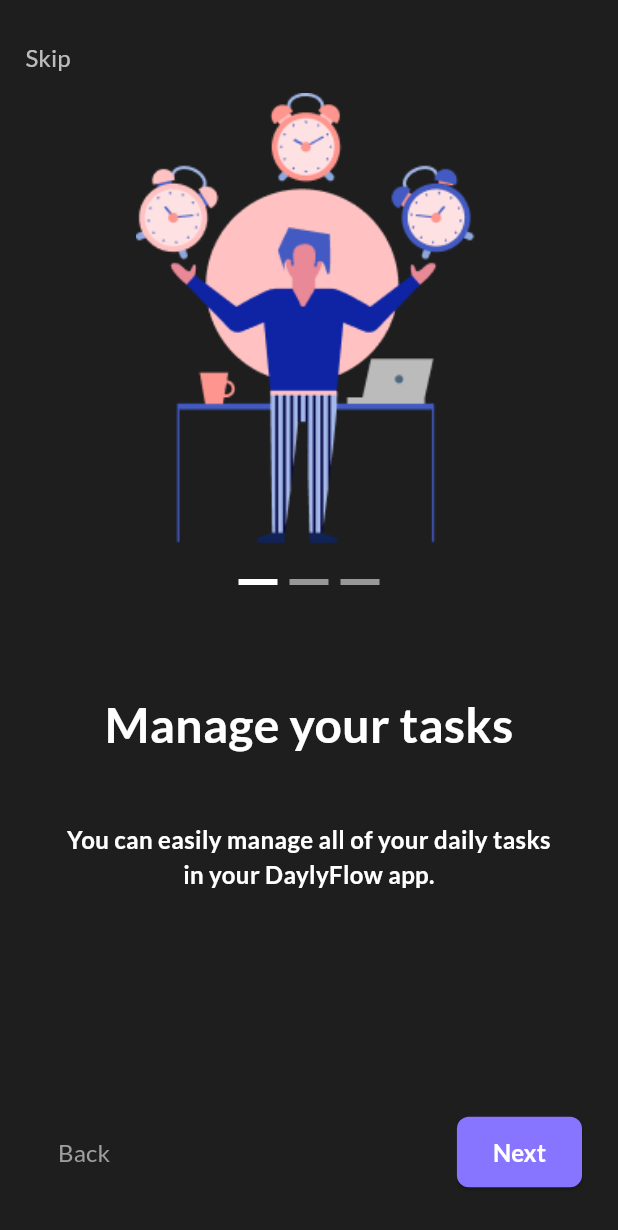
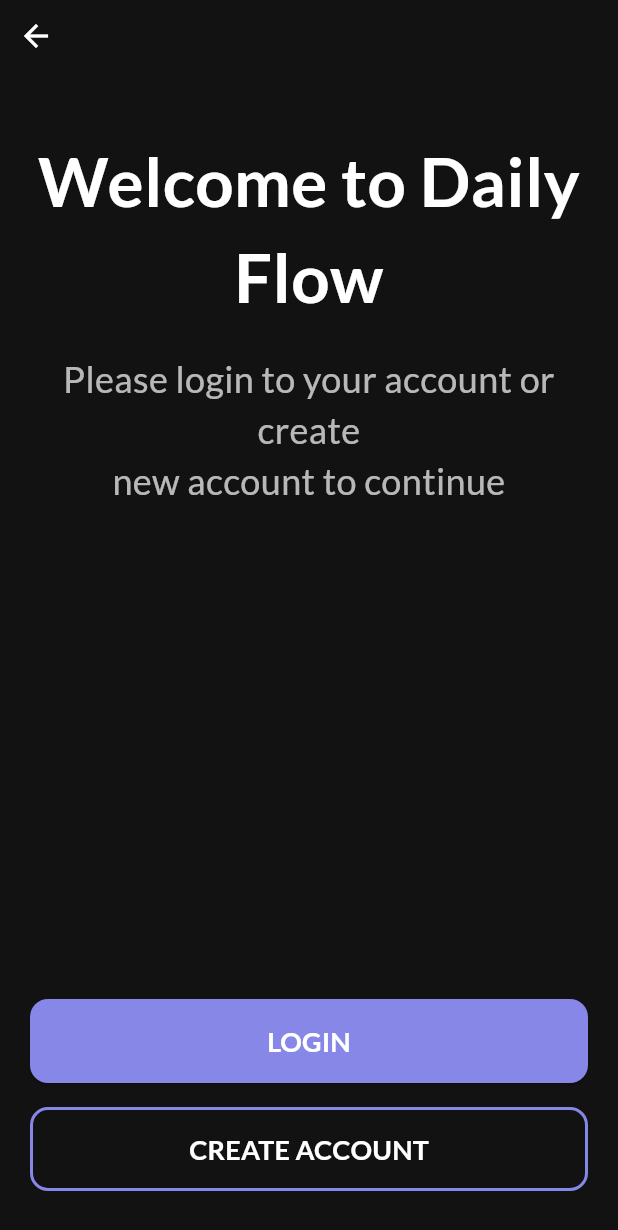
Before and after one commit to hieuvolaptrinh/DailyFlow-Flutter, a Flutter app: the OnboardingPageView screen opened directly, after a tap on "Skip", on a phone screen of 412 x 824 dp. Shown: the top 1230 px of the screen. Run offline on Flutter 3.47's test engine with Material 3 defaults, Android fonts, the phone set to English and light mode, and no system bars; our stand-ins replace shared_preferences; accounts and stored records are empty.

Commit message:
Implement onboarding flow and welcome page; update navigation logic and add splash screen functionality

```diff
--- a/lib/main.dart
+++ b/lib/main.dart
@@ -1,5 +1,6 @@
 import 'package:dailyflow/ui/main/main_page.dart';
 import 'package:dailyflow/ui/onboarding/onboarding_page_view.dart';
+import 'package:dailyflow/ui/welcome/welcome_page.dart';
 import 'package:flutter/material.dart';
 import 'package:dailyflow/ui/splash/splash.dart';
 
@@ -20,8 +21,9 @@ class MyApp extends StatelessWidget {
         ),
         fontFamily: "Lato",
       ),
-      // home: SafeArea(child: OnboardingPageView()),
-      home: SafeArea(child: MainPage()),
+      home: SafeArea(child: SplashScreen()),
+      // home: SafeArea(child: MainPage()),
+      // home: SafeArea(child: WelcomePage()),
     );
   }
 }
--- a/lib/ui/onboarding/onboarding_child_page.dart
+++ b/lib/ui/onboarding/onboarding_child_page.dart
@@ -18,7 +18,8 @@ class OnboardingChildPage extends StatelessWidget {
   });
   @override
   Widget build(BuildContext context) {
-    return Scaffold(
+    return SafeArea(
+      child: Scaffold(
         backgroundColor: const Color(0xFF1E1E1E),
         body: SingleChildScrollView(
           child: Column(
@@ -31,6 +32,7 @@ class OnboardingChildPage extends StatelessWidget {
               _buildOnboardingTitleAndContent(),
               _buildOnboardingNextAndPreButton(),
             ],
+          ),
         ),
       ),
     );
@@ -137,7 +139,8 @@ class OnboardingChildPage extends StatelessWidget {
 
   Widget _buildOnboardingNextAndPreButton() {
     return Container(
-      margin: EdgeInsets.only(top: 80, left: 24, right: 24),
+      alignment: Alignment.bottomCenter,
+      margin: EdgeInsets.only(bottom: 20, left: 24, right: 24),
       child: Row(
         mainAxisAlignment: MainAxisAlignment.spaceBetween, // căn 2 nút 2 bên
         children: [
--- a/lib/ui/onboarding/onboarding_page_view.dart
+++ b/lib/ui/onboarding/onboarding_page_view.dart
@@ -1,6 +1,8 @@
 import 'package:dailyflow/ui/onboarding/onboarding_child_page.dart';
 import 'package:dailyflow/ui/ultils/enum/onboarding_page_postion.dart';
+import 'package:dailyflow/ui/welcome/welcome_page.dart';
 import 'package:flutter/material.dart';
+import 'package:shared_preferences/shared_preferences.dart';
 
 class OnboardingPageView extends StatefulWidget {
   const OnboardingPageView({super.key});
@@ -16,9 +18,7 @@ class _OnboardingPageViewState extends State<OnboardingPageView> {
     return Scaffold(
       body: PageView(
         controller: _pageController,
-
         children: [
-          // truyền vào các widget con mà page view muốn hiển thị
           OnboardingChildPage(
             onboardingPagePosition: OnboardingPagePosition.page1,
             nextOnPressed: () {
@@ -28,7 +28,8 @@ class _OnboardingPageViewState extends State<OnboardingPageView> {
               print("cút ");
             },
             skipOnPressed: () {
-              print("welcome to home page");
+              _goToWelcomPage();
+              _markOnboardingComplete();
             },
           ),
           OnboardingChildPage(
@@ -40,23 +41,46 @@ class _OnboardingPageViewState extends State<OnboardingPageView> {
               _pageController.jumpToPage(0);
             },
             skipOnPressed: () {
-              print("welcome to home page");
+              _goToWelcomPage();
+              _markOnboardingComplete();
             },
           ),
           OnboardingChildPage(
             onboardingPagePosition: OnboardingPagePosition.page3,
             nextOnPressed: () {
-              print("hello hiếu võ lập trình");
+              _goToWelcomPage();
+              _markOnboardingComplete();
             },
             backOnPressed: () {
               _pageController.jumpToPage(1);
             },
             skipOnPressed: () {
-              print("welcome to home page");
+              _goToWelcomPage();
+              _markOnboardingComplete();
             },
           ),
         ],
       ),
     );
   }
+
+  void _goToWelcomPage() {
+    Navigator.push(
+      context,
+      MaterialPageRoute(
+        builder: (context) {
+          return WelcomePage();
+        },
+      ),
+    );
+  }
+
+  Future<void> _markOnboardingComplete() async {
+    try {
+      final SharedPreferences prefs = await SharedPreferences.getInstance();
+      prefs.setBool("kOnboardingCompleted", true);
+    } catch (e) {
+      return;
+    }
+  }
 }
--- /dev/null
+++ b/lib/ui/welcome/welcome_page.dart
@@ -0,0 +1,99 @@
+import 'package:flutter/material.dart';
+
+class WelcomePage extends StatelessWidget {
+  const WelcomePage({super.key});
+
+  @override
+  Widget build(BuildContext context) {
+    return SafeArea(
+      child: Scaffold(
+        backgroundColor: const Color(0xFF121212),
+        body: Column(
+          children: [
+            Container(
+              alignment: Alignment.topLeft,
+              child: IconButton(
+                onPressed: () {},
+                icon: const Icon(Icons.arrow_back, color: Colors.white),
+              ),
+            ),
+            // Title and subtitle
+            const SizedBox(height: 40),
+            Container(
+              padding: EdgeInsets.symmetric(horizontal: 20),
+              child: const Text(
+                "Welcome to Daily Flow",
+                textAlign: TextAlign.center,
+                style: TextStyle(
+                  color: Colors.white,
+                  fontSize: 45,
+                  fontWeight: FontWeight.bold,
+                ),
+              ),
+            ),
+            const SizedBox(height: 20),
+            Container(
+              padding: EdgeInsets.symmetric(horizontal: 20),
+              child: const Text(
+                "Please login to your account or create\nnew account to continue",
+                textAlign: TextAlign.center,
+                style: TextStyle(color: Colors.white70, fontSize: 24),
+              ),
+            ),
+            // Spacer để đẩy nút xuống dưới cùng
+            const Spacer(),
+            // Login and Create Account buttons
+            Padding(
+              padding: const EdgeInsets.symmetric(horizontal: 20),
+              child: Column(
+                children: [
+                  ElevatedButton(
+                    onPressed: () {},
+                    style: ElevatedButton.styleFrom(
+                      backgroundColor: const Color(0XFF8687E7),
+                      minimumSize: const Size(double.infinity, 56),
+                      shape: RoundedRectangleBorder(
+                        borderRadius: BorderRadius.circular(12),
+                      ),
+                    ),
+                    child: const Text(
+                      "LOGIN",
+                      style: TextStyle(
+                        color: Colors.white,
+                        fontSize: 18,
+                        fontWeight: FontWeight.bold,
+                      ),
+                    ),
+                  ),
+                  const SizedBox(height: 16),
+                  OutlinedButton(
+                    onPressed: () {},
+                    style: OutlinedButton.styleFrom(
+                      minimumSize: const Size(double.infinity, 56),
+                      shape: RoundedRectangleBorder(
+                        borderRadius: BorderRadius.circular(12),
+                      ),
+                      side: const BorderSide(
+                        color: Color(0XFF8687E7),
+                        width: 2,
+                      ),
+                    ),
+                    child: const Text(
+                      "CREATE ACCOUNT",
+                      style: TextStyle(
+                        color: Colors.white,
+                        fontSize: 18,
+                        fontWeight: FontWeight.bold,
+                      ),
+                    ),
+                  ),
+                ],
+              ),
+            ),
+            const SizedBox(height: 30),
+          ],
+        ),
+      ),
+    );
+  }
+}
```
Also changed, not shown: lib/ui/splash/splash.dart (+43 -3 lines). Lines whose indentation alone changed are shown as unchanged.
